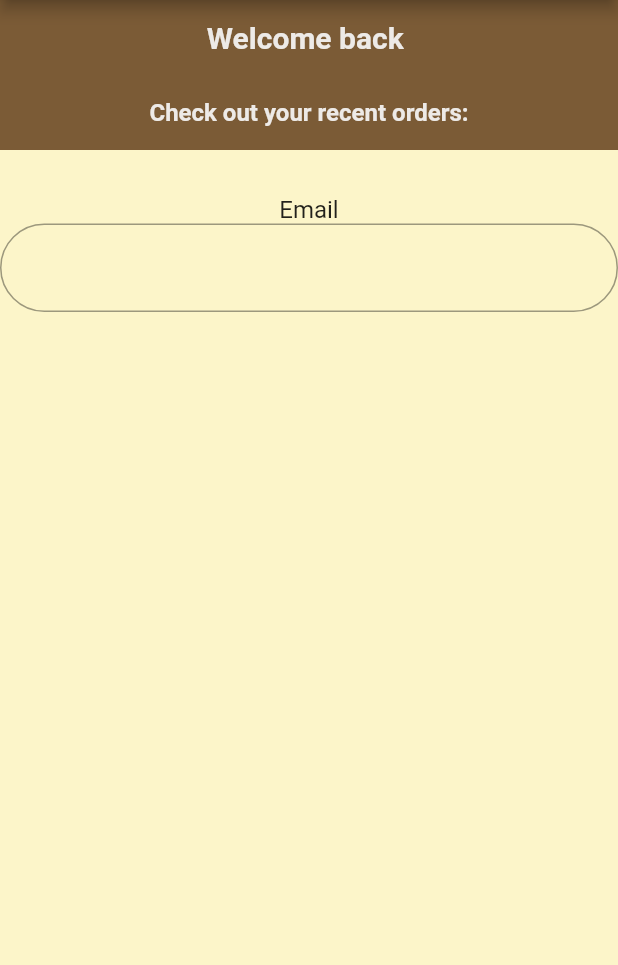
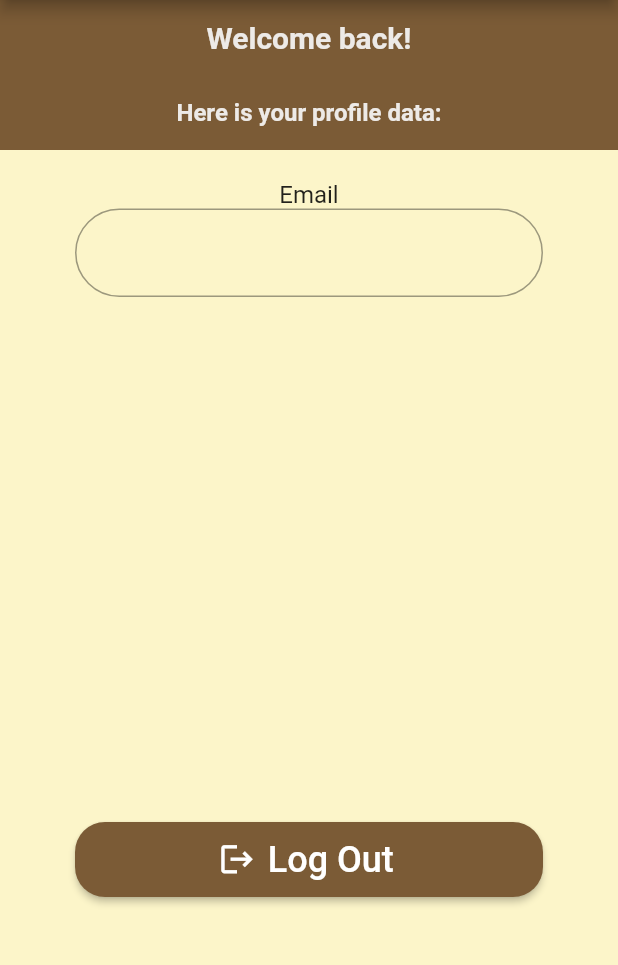
Before and after one commit to Damjan77/CoffeeShopApp, a Flutter app: the ProfileScreen screen opened directly, on a phone screen of 412 x 824 dp, the part 84-1049 px from its top. Run offline on Flutter 3.47's test engine with Material 2 defaults, Android fonts, the phone set to English and light mode, and no system bars; our stand-ins replace cloud_firestore, firebase_auth, firebase_core, geolocator, google_maps_flutter, qr_flutter and 1 more; missing offline and left inert: flutter_polyline_points; accounts and stored records are empty.

Commit message:
Design improvements and logout functionality

```diff
--- a/lib/screens/profile_screen.dart
+++ b/lib/screens/profile_screen.dart
@@ -1,5 +1,6 @@
 import 'package:coffe_shop_app/model/coffee.dart';
 import 'package:coffe_shop_app/screens/cart_screen.dart';
+import 'package:coffe_shop_app/screens/login_screen.dart';
 import 'package:firebase_auth/firebase_auth.dart';
 import 'package:flutter/material.dart';
 
@@ -15,6 +16,19 @@ class _ProfileState extends State<ProfileScreen> {
 
   final List<Coffee> _cartList = <Coffee>[];
   var currentUser = FirebaseAuth.instance.currentUser;
+
+    Future _signOut() async {
+    try {
+      await FirebaseAuth.instance.signOut().then((value) {
+        print("User signed out");
+        Navigator.push(
+            context, MaterialPageRoute(builder: (context) => LoginScreen()));
+      });
+    } on FirebaseAuthException catch (e) {
+      print("ERROR HERE");
+      print(e.message);
+    }
+  }
 
   @override
   Widget build(BuildContext context) {
@@ -67,15 +81,15 @@ class _ProfileState extends State<ProfileScreen> {
         ],
       ),
       body: Column(children: <Widget>[
-        ColoredBox(
-          color:const Color(0xFF7B5B36),
+        const ColoredBox(
+          color:Color(0xFF7B5B36),
           child: SizedBox(
           width: double.infinity,
           height: 50,
           child: Center(
             child: Text(
-            'Welcome back ${currentUser!.email}',
-            style: const TextStyle(
+            'Welcome back!',
+            style: TextStyle(
                 color: Color.fromARGB(255, 237, 234, 231),
                 fontWeight: FontWeight.bold,
                 fontSize: 20),
@@ -90,7 +104,7 @@ class _ProfileState extends State<ProfileScreen> {
           height: 50,
           child: Center(
             child: Text(
-            'Check out your recent orders:',
+            'Here is your profile data:',
             style: TextStyle(
                 color: Color.fromARGB(255, 237, 234, 231),
                 fontWeight: FontWeight.bold,
@@ -100,9 +114,9 @@ class _ProfileState extends State<ProfileScreen> {
           ),
         ),
         ),
-        const SizedBox(
-          height: 30,
-        ),
+        Padding(
+          padding: const EdgeInsets.fromLTRB(50, 20, 50, 20),
+          child: Column(children: <Widget>[
           const Text(
             'Email',
             style: TextStyle(
@@ -117,6 +131,23 @@ class _ProfileState extends State<ProfileScreen> {
             ),
             obscureText: true,
           ),
+          const SizedBox(
+            height: 350,
+          ),
+          ElevatedButton.icon(
+            style: ElevatedButton.styleFrom(
+              minimumSize: const Size.fromHeight(50),
+              shape: RoundedRectangleBorder(
+                borderRadius: BorderRadius.circular(20.0)
+              )
+            ),
+            label: const Text("Log Out", style: TextStyle(fontSize: 24),),
+            icon: const Icon(Icons.logout, size: 25,),
+            onPressed: _signOut,
+            ),
+          ]
+          ),
+        )
       ]
       )
     );
```
Lines whose indentation alone changed are shown as unchanged.
